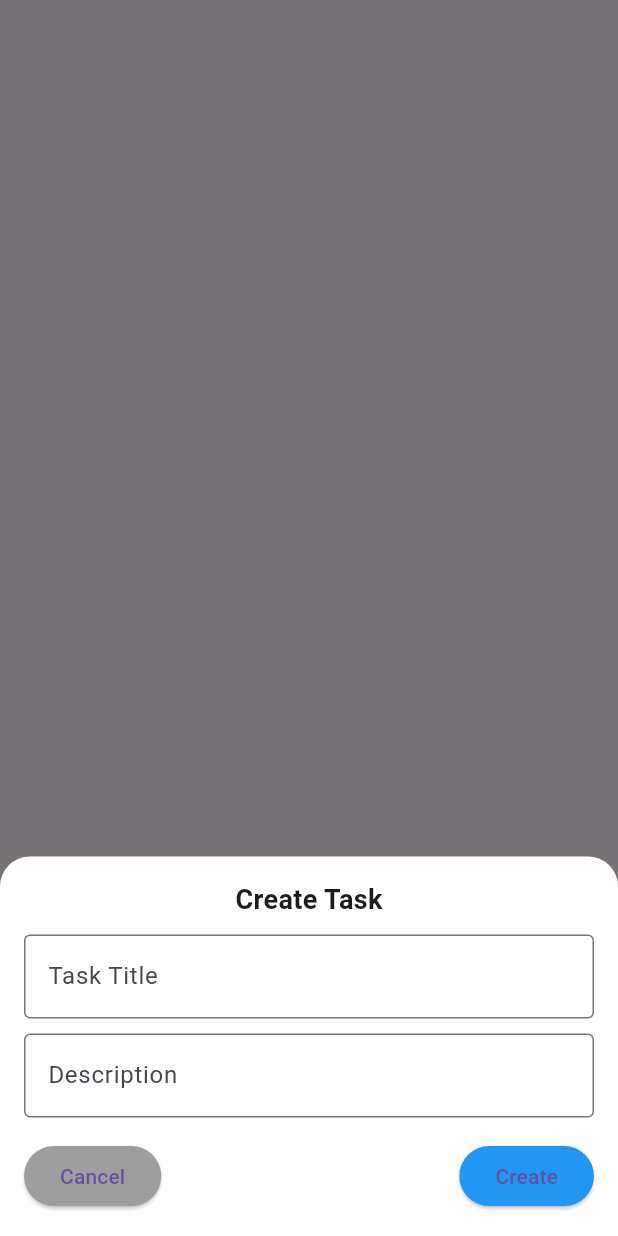
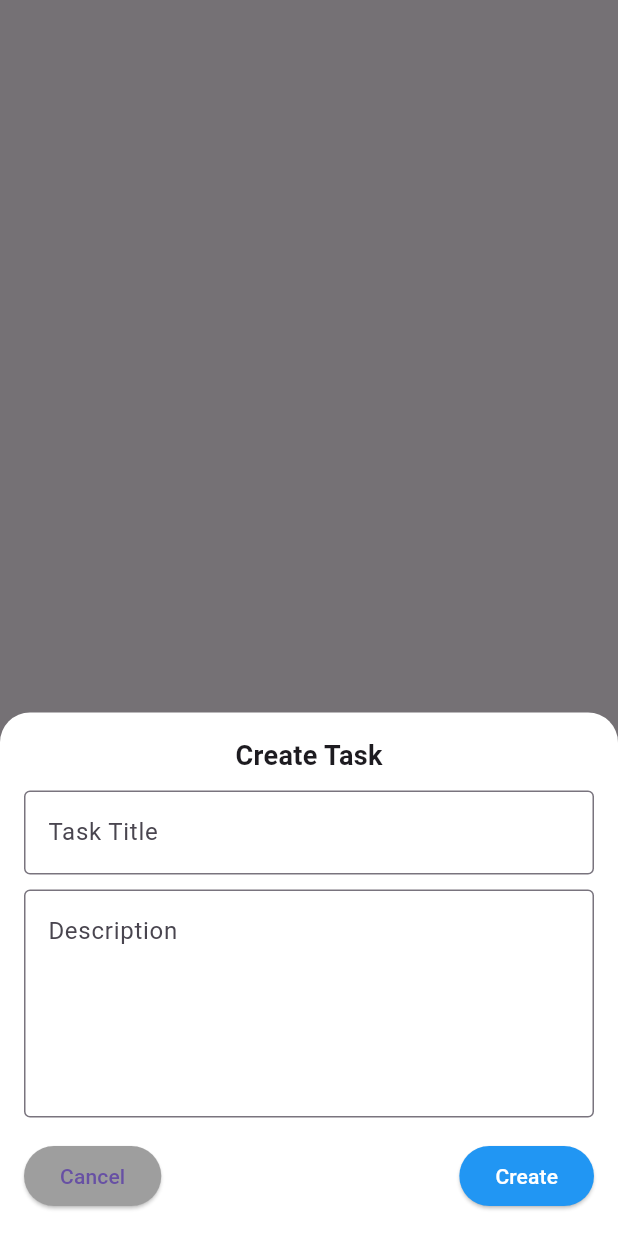
Before and after one commit to rahatcse5bu/it-way-bd-task_md_rahat, a Flutter app: what showCreateTaskBottomSheet() shows on an empty page, opened directly, on a phone screen of 412 x 824 dp. Run offline on Flutter 3.47's test engine with Material 3 defaults, Android fonts, the phone set to English and light mode, and no system bars; our stand-ins replace dartz, flutter_screenutil, get, google_fonts, shared_preferences; accounts and stored records are empty; network calls fail.

Commit message:
task create description height increased

```diff
--- a/lib/app/modules/contests/widgets/create_it_way_bd_task_bottomsheet.dart
+++ b/lib/app/modules/contests/widgets/create_it_way_bd_task_bottomsheet.dart
@@ -36,9 +36,11 @@ void showCreateTaskBottomSheet(ITWayBDTaskController taskController) {
           /// **Task Description Input**
           TextField(
             controller: descController,
+            maxLines: 5, // ✅ Increases Height (Allows More Text)
             decoration: InputDecoration(
               labelText: "Description",
               border: OutlineInputBorder(),
+              alignLabelWithHint: true, // ✅ Aligns Label to Top
             ),
           ),
           SizedBox(height: 15),
@@ -65,11 +67,12 @@ void showCreateTaskBottomSheet(ITWayBDTaskController taskController) {
                         titleController.text, descController.text);
                     Get.back(); // ✅ Close BottomSheet after creation
                   } else {
-                    Get.snackbar("Error", "Title and Description are required!");
+                    Get.snackbar(
+                        "Error", "Title and Description are required!");
                   }
                 },
                 style: ElevatedButton.styleFrom(backgroundColor: Colors.blue),
-                child: Text("Create"),
+                child: Text("Create", style: TextStyle(color: Colors.white),),
               ),
             ],
           ),
```
